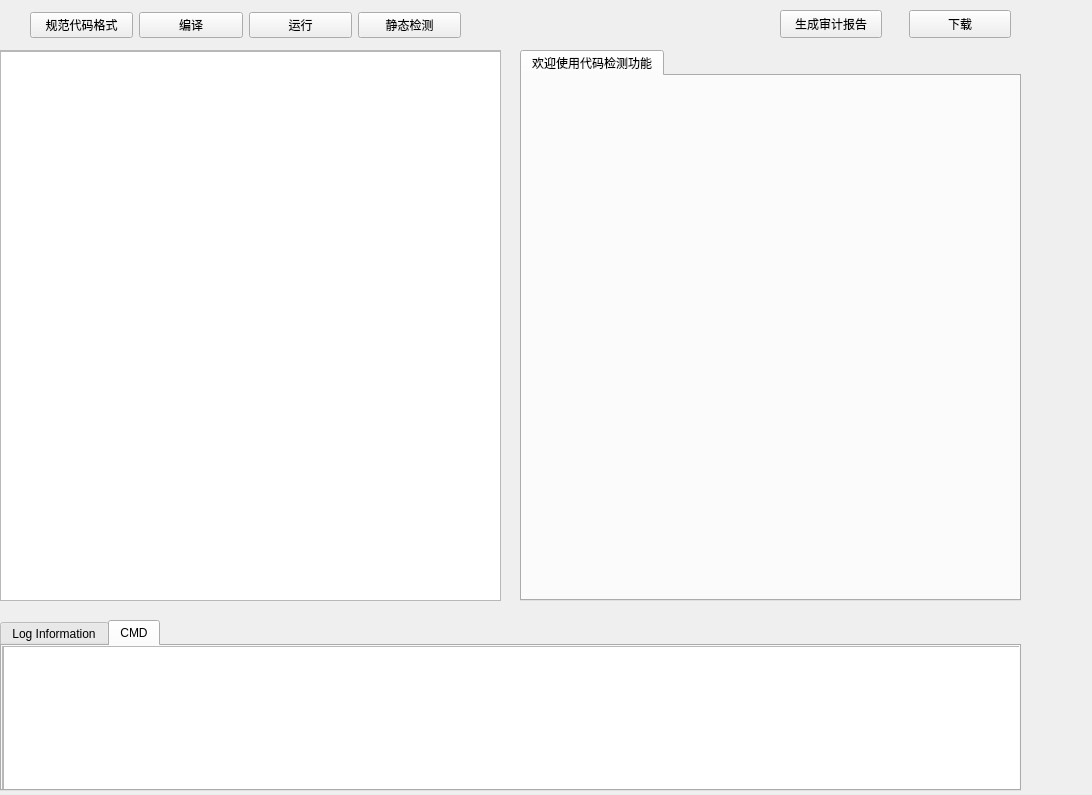
First picture: the form in UI/extentDetect/MutiWidget.ui, repository Whitepinkwolf/Code-Reviewer-Porject, before the edit.
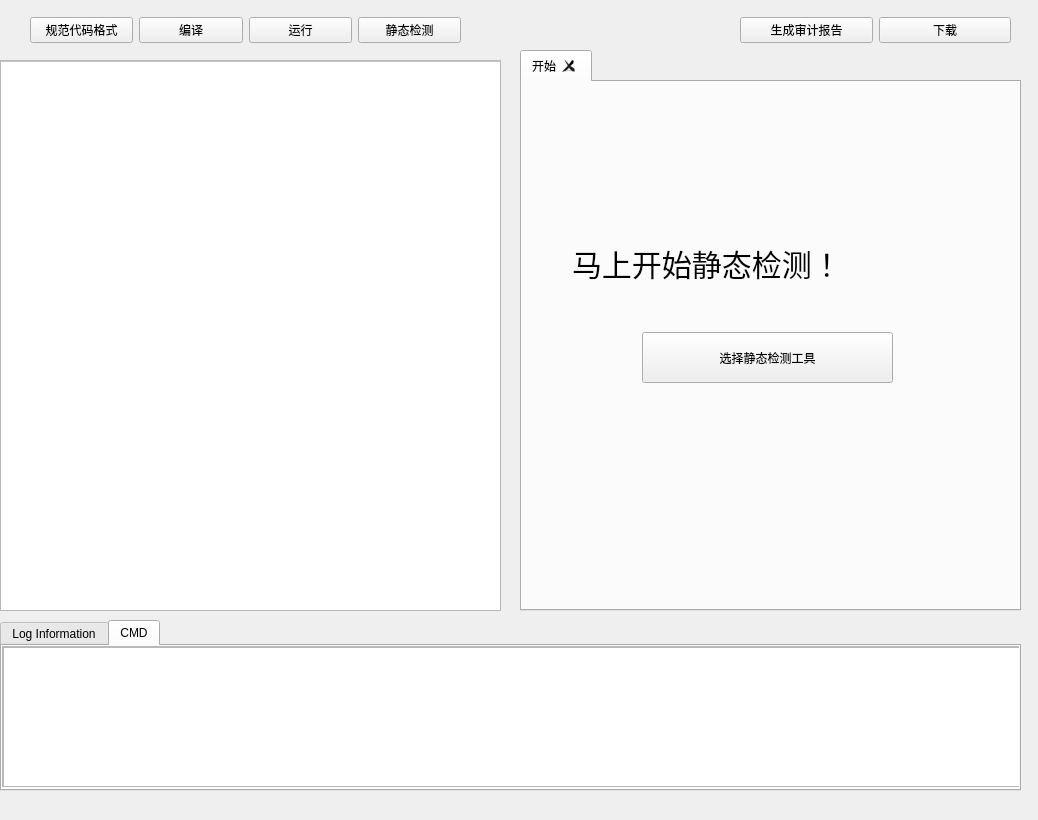
Second picture: the form after the edit. The open tabs and pages were chosen to show the change. Custom widgets are drawn as their Qt base class.

The edit to the form file:
```diff
--- a/UI/extentDetect/MutiWidget.ui
+++ b/UI/extentDetect/MutiWidget.ui
@@ -6,8 +6,8 @@
    <rect>
     <x>0</x>
     <y>0</y>
-    <width>1092</width>
-    <height>795</height>
+    <width>1038</width>
+    <height>820</height>
    </rect>
   </property>
   <property name="windowTitle">
@@ -17,7 +17,7 @@
    <property name="geometry">
     <rect>
      <x>0</x>
-     <y>50</y>
+     <y>60</y>
      <width>501</width>
      <height>551</height>
     </rect>
@@ -43,6 +43,11 @@
        <height>551</height>
       </rect>
      </property>
+     <property name="styleSheet">
+      <string notr="true">QTextEdit{
+	background-color: #ffffff
+}</string>
+     </property>
     </widget>
    </widget>
   </widget>
@@ -52,30 +57,75 @@
      <x>520</x>
      <y>50</y>
      <width>501</width>
-     <height>551</height>
+     <height>561</height>
     </rect>
    </property>
    <property name="currentIndex">
     <number>0</number>
    </property>
+   <property name="tabsClosable">
+    <bool>true</bool>
+   </property>
    <widget class="QWidget" name="tab_3">
     <attribute name="title">
-     <string>欢迎使用代码检测功能</string>
+     <string>开始</string>
     </attribute>
+    <widget class="detectMenuButton" name="pb_detect_start">
+     <property name="geometry">
+      <rect>
+       <x>120</x>
+       <y>250</y>
+       <width>251</width>
+       <height>51</height>
+      </rect>
+     </property>
+     <property name="styleSheet">
+      <string notr="true">QPushButton::menu {
+    font-size: 14px;
+}</string>
+     </property>
+     <property name="text">
+      <string>选择静态检测工具</string>
+     </property>
+    </widget>
+    <widget class="QLabel" name="label_2">
+     <property name="geometry">
+      <rect>
+       <x>50</x>
+       <y>140</y>
+       <width>401</width>
+       <height>81</height>
+      </rect>
+     </property>
+     <property name="styleSheet">
+      <string notr="true">QLabel {
+    font-size: 30px; 
+	qproperty-alignment: AlignCenter;
+}</string>
+     </property>
+     <property name="text">
+      <string>马上开始静态检测！</string>
+     </property>
+    </widget>
    </widget>
   </widget>
   <widget class="QWidget" name="horizontalLayoutWidget">
    <property name="geometry">
     <rect>
      <x>30</x>
-     <y>0</y>
+     <y>10</y>
      <width>431</width>
-     <height>51</height>
+     <height>41</height>
     </rect>
    </property>
    <layout class="QHBoxLayout" name="horizontalLayout">
     <item>
      <widget class="QPushButton" name="pb_format">
+      <property name="styleSheet">
+       <string notr="true">QPushButton::menu {
+    font-size: 13px;
+}</string>
+      </property>
       <property name="text">
        <string>规范代码格式</string>
       </property>
@@ -83,6 +133,11 @@
     </item>
     <item>
      <widget class="QPushButton" name="pb_compile">
+      <property name="styleSheet">
+       <string notr="true">QPushButton::menu {
+    font-size: 13px;
+}</string>
+      </property>
       <property name="text">
        <string>编译</string>
       </property>
@@ -90,6 +145,11 @@
     </item>
     <item>
      <widget class="QPushButton" name="pb_run">
+      <property name="styleSheet">
+       <string notr="true">QPushButton::menu {
+    font-size: 13px;
+}</string>
+      </property>
       <property name="text">
        <string>运行</string>
       </property>
@@ -97,6 +157,11 @@
     </item>
     <item>
      <widget class="detectMenuButton" name="pb_detect">
+      <property name="styleSheet">
+       <string notr="true">QPushButton::menu {
+    font-size: 13px;
+}</string>
+      </property>
       <property name="text">
        <string>静态检测</string>
       </property>
@@ -164,7 +229,7 @@
        <x>0</x>
        <y>0</y>
        <width>1021</width>
-       <height>161</height>
+       <height>141</height>
       </rect>
      </property>
      <property name="widgetResizable">
@@ -176,16 +241,16 @@
         <x>0</x>
         <y>0</y>
         <width>1019</width>
-        <height>159</height>
+        <height>139</height>
        </rect>
       </property>
       <widget class="CmdTextEdit" name="te_cmd">
        <property name="geometry">
         <rect>
          <x>0</x>
-         <y>-4</y>
+         <y>0</y>
          <width>1021</width>
-         <height>161</height>
+         <height>141</height>
         </rect>
        </property>
       </widget>
@@ -193,43 +258,53 @@
     </widget>
    </widget>
   </widget>
-  <widget class="QPushButton" name="pb_download">
+  <widget class="QWidget" name="horizontalLayoutWidget_2">
    <property name="geometry">
     <rect>
-     <x>909</x>
+     <x>740</x>
      <y>10</y>
-     <width>102</width>
-     <height>28</height>
+     <width>271</width>
+     <height>41</height>
     </rect>
    </property>
-   <property name="text">
-    <string>下载</string>
-   </property>
-  </widget>
-  <widget class="QPushButton" name="pb_generate">
-   <property name="geometry">
-    <rect>
-     <x>780</x>
-     <y>10</y>
-     <width>102</width>
-     <height>28</height>
-    </rect>
-   </property>
-   <property name="text">
-    <string>生成审计报告</string>
-   </property>
+   <layout class="QHBoxLayout" name="horizontalLayout_2">
+    <item>
+     <widget class="QPushButton" name="pb_generate_2">
+      <property name="styleSheet">
+       <string notr="true">QPushButton::menu {
+    font-size: 13px;
+}</string>
+      </property>
+      <property name="text">
+       <string>生成审计报告</string>
+      </property>
+     </widget>
+    </item>
+    <item>
+     <widget class="QPushButton" name="pb_download">
+      <property name="styleSheet">
+       <string notr="true">QPushButton::menu {
+    font-size: 13px;
+}</string>
+      </property>
+      <property name="text">
+       <string>下载</string>
+      </property>
+     </widget>
+    </item>
+   </layout>
   </widget>
  </widget>
  <customwidgets>
+  <customwidget>
+   <class>NewCodeEditor</class>
+   <extends>QTextEdit</extends>
+   <header location="global">UI.ToolWidget.NewCodeEditor</header>
+  </customwidget>
   <customwidget>
    <class>detectMenuButton</class>
    <extends>QPushButton</extends>
-   <header location="global">detectmenubutton</header>
-  </customwidget>
-  <customwidget>
-   <class>NewCodeEditor</class>
-   <extends>QTextEdit</extends>
-   <header location="global">NewCodeEditor</header>
+   <header location="global">UI.ToolWidget.detectMenuButton</header>
   </customwidget>
   <customwidget>
    <class>CmdTextEdit</class>
```
Left out of the diff: 2 changed lines with no effect on the pictures.
